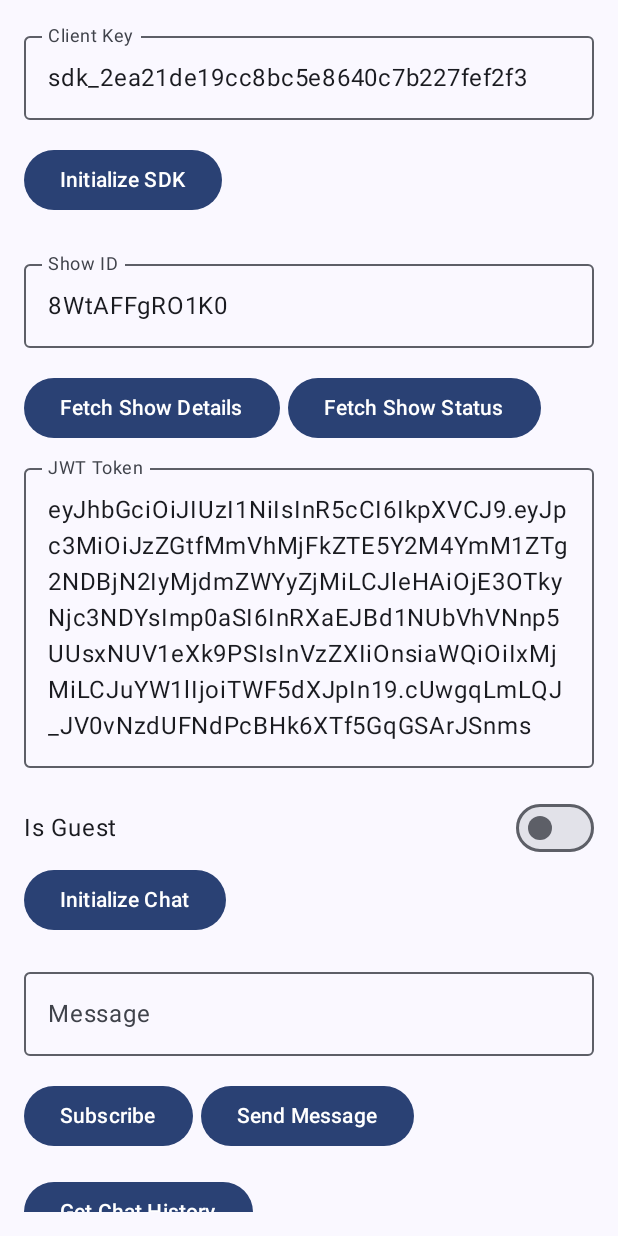
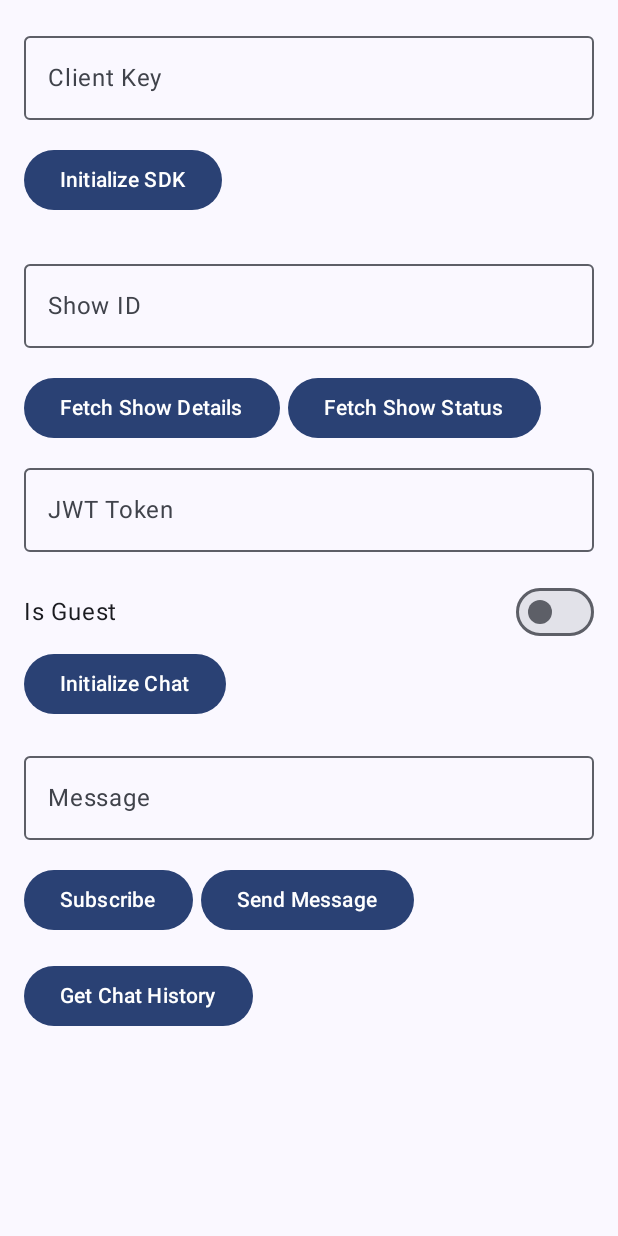
Before and after one commit to TalkShopLive/android-sdk, an Android app built with Jetpack Compose: the screen it shows after launch (MainActivity), on a phone screen of 412 x 824 dp. Run offline under Robolectric (Android 15) with nearby library versions, the phone set to English and light mode, and no system bars.

Commit message:
AND-22 removed unused values

```diff
--- a/app/src/main/java/live/talkshop/testapp/MainActivity.kt
+++ b/app/src/main/java/live/talkshop/testapp/MainActivity.kt
@@ -40,10 +40,9 @@ class MainActivity : ComponentActivity() {
 }
 
 //Update these values to test scanarios
-private const val clientKey = "sdk_2ea21de19cc8bc5e8640c7b227fef2f3"
-private const val globalShowKey = "8WtAFFgRO1K0"
-private const val jwt =
-    "eyJhbGciOiJIUzI1NiIsInR5cCI6IkpXVCJ9.eyJpc3MiOiJzZGtfMmVhMjFkZTE5Y2M4YmM1ZTg2NDBjN2IyMjdmZWYyZjMiLCJleHAiOjE3OTkyNjc3NDYsImp0aSI6InRXaEJBd1NUbVhVNnp5UUsxNUV1eXk9PSIsInVzZXIiOnsiaWQiOiIxMjMiLCJuYW1lIjoiTWF5dXJpIn19.cUwgqLmLQJ_JV0vNzdUFNdPcBHk6XTf5GqGSArJSnms"
+private const val clientKey = ""
+private const val globalShowKey = ""
+private const val jwt = ""
 
 @Composable
 fun MainScreen(context: Context) {
--- a/sdk/src/main/java/live/talkshop/sdk/core/chat/ChatProvider.kt
+++ b/sdk/src/main/java/live/talkshop/sdk/core/chat/ChatProvider.kt
@@ -1,6 +1,5 @@
 package live.talkshop.sdk.core.chat
 
-import android.util.Log
 import com.pubnub.api.PNConfiguration
 import com.pubnub.api.PubNub
 import com.pubnub.api.UserId
@@ -424,10 +423,8 @@ class ChatProvider {
                 headers = headers
             )
             if (response.statusCode >= 200) {
-                Log.e("MEOW", "GREAT SUCCESSS")
                 callback?.let { it(true, null) }
             } else {
-                Log.e("MEOW", "GREAT FAIL")
                 callback?.let { it(false, null) }
                 println(response.body)
                 Logging.print(response.body)
```
